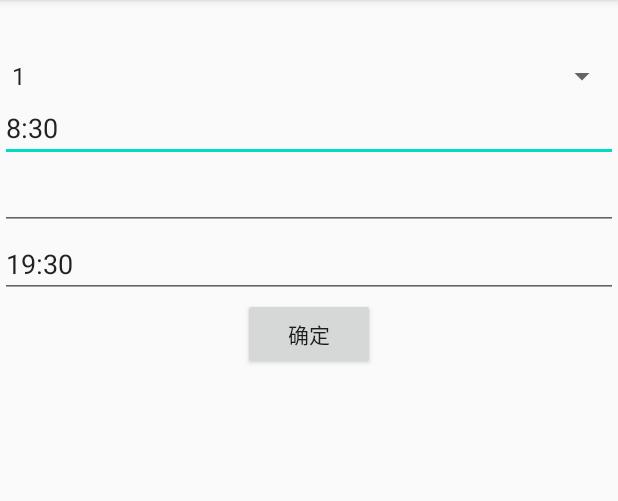
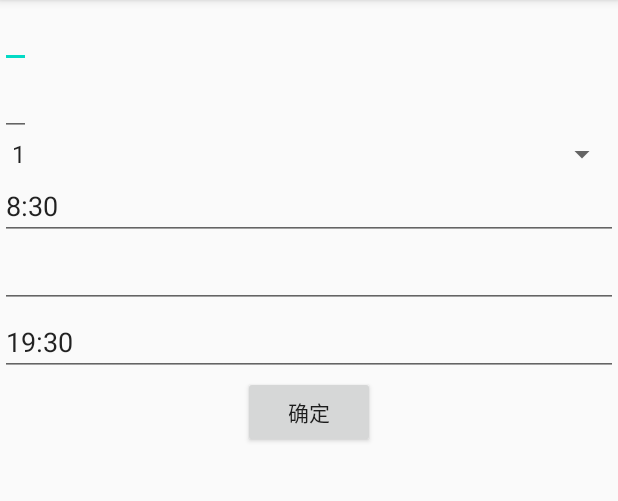
Before and after one commit to Xiangfeidetangyuan/MedicineAssistant, an Android app: the SetInform screen opened directly, with no data from a screen before it, on a phone screen of 412 x 824 dp, the part 84-585 px from its top. Run offline under Robolectric (Android 15) with nearby library versions, the phone set to English and light mode, and no system bars; 4 statements that could not run were skipped.

Commit message:
设置了图标 增加了不同用户之间的独立使用

```diff
--- a/app/src/main/AndroidManifest.xml
+++ b/app/src/main/AndroidManifest.xml
@@ -7,9 +7,9 @@
 
     <application
         android:allowBackup="true"
-        android:icon="@mipmap/ic_launcher"
+        android:icon="@mipmap/icon"
         android:label="@string/app_name"
-        android:roundIcon="@mipmap/ic_launcher_round"
+        android:roundIcon="@mipmap/icon"
         android:supportsRtl="true"
         android:theme="@style/AppTheme">
         <activity android:name=".MainActivity">
--- a/app/src/main/java/org/unboxing/medicineassistant/DAO/IInformDao.java
+++ b/app/src/main/java/org/unboxing/medicineassistant/DAO/IInformDao.java
@@ -29,7 +29,7 @@ public abstract class IInformDao {
      *
      * @return
      */
-    abstract List<Inform> listInform();
+    abstract List<Inform> listInform(String username);
 
     /**
      *设置提醒状态
--- a/app/src/main/java/org/unboxing/medicineassistant/InformAdapter.java
+++ b/app/src/main/java/org/unboxing/medicineassistant/InformAdapter.java
@@ -29,11 +29,13 @@ public class InformAdapter extends ArrayAdapter<Inform>
 
     {
         private static final String TAG ="dao" ;
+        private String userName; //用户名
         InformDao informdao = new InformDao(getContext());
         private int resourceID;
-    public InformAdapter(Context context, int resource, List<Inform> objects) {
+    public InformAdapter(Context context, int resource, List<Inform> objects,String username) {
         super(context, resource,objects);
         resourceID=resource;
+        userName=username;
 
     }
         public View getView(int position , View  convertView, ViewGroup parent){
--- a/app/src/main/java/org/unboxing/medicineassistant/ListAllAdapter.java
+++ b/app/src/main/java/org/unboxing/medicineassistant/ListAllAdapter.java
@@ -1,5 +1,6 @@
 package org.unboxing.medicineassistant;
 
+import android.app.Activity;
 import android.content.Context;
 import android.content.Intent;
 import android.os.Bundle;
@@ -18,9 +19,11 @@ import java.util.List;
 
 public class ListAllAdapter extends ArrayAdapter<String> {
     private final int resourceId;
-    public ListAllAdapter(Context context, int textViewResourceId,  List objects) {
+    private String userName; //用户名
+    public ListAllAdapter(Context context, int textViewResourceId,  List objects,String username) {
         super(context,  textViewResourceId, objects);
         resourceId = textViewResourceId;
+        userName=username;
     }
     public View getView(int position, View convertView, ViewGroup parent) {
          final String medicinename =  getItem(position);
@@ -40,6 +43,7 @@ public class ListAllAdapter extends ArrayAdapter<String> {
                 Bundle bundle=new Bundle();
                 bundle.putSerializable("Medicine",medicinedemo);
                 intent.putExtras(bundle);
+                intent.putExtra("userName",userName);
                 //启动
                 intent.setClass(getContext(),SetInform.class);
                 getContext().startActivity(intent);
--- a/app/src/main/java/org/unboxing/medicineassistant/MainActivity.java
+++ b/app/src/main/java/org/unboxing/medicineassistant/MainActivity.java
@@ -11,6 +11,8 @@ import android.view.View;
 import android.widget.Button;
 import android.widget.EditText;
 import android.widget.Toast;
+
+import org.unboxing.medicineassistant.util.CopyDateBaseFile;
 
 import java.util.ArrayList;
 
--- a/app/src/main/java/org/unboxing/medicineassistant/MedicineInform.java
+++ b/app/src/main/java/org/unboxing/medicineassistant/MedicineInform.java
@@ -18,7 +18,7 @@ public class MedicineInform extends AppCompatActivity {
 
 
     private static final String TAG = "ceshi";
-    private String userName;
+    private String userName; //用户名
 
     @Override
     protected void onCreate(Bundle savedInstanceState) {
@@ -34,10 +34,13 @@ public class MedicineInform extends AppCompatActivity {
             public void onClick(View v) {
                 // 给bnt1添加点击响应事件
                 Intent intent=new Intent(MedicineInform.this,InformControl.class);
+                intent.putExtra("userName",userName);
                 //启动
                 startActivity(intent);
             }
         });
+
+        //
         Button query=(Button) findViewById(R.id.query);
         query.setOnClickListener(new View.OnClickListener(){
             public void onClick(View v) {
--- a/app/src/main/java/org/unboxing/medicineassistant/SetInform.java
+++ b/app/src/main/java/org/unboxing/medicineassistant/SetInform.java
@@ -6,6 +6,7 @@ import androidx.appcompat.app.AppCompatActivity;
 import android.Manifest;
 import android.content.ContentResolver;
 import android.content.ContentValues;
+import android.content.Intent;
 import android.content.pm.PackageManager;
 import android.net.Uri;
 import android.os.Build;
@@ -31,21 +32,25 @@ import java.util.TimeZone;
 public class SetInform extends AppCompatActivity {
 
     private static final String TAG = "Setinform";
-    public static final int PERMISSION_RESULT_CODE = 1;
+    private static final int PERMISSION_RESULT_CODE = 1;
+    private InformDao informdao;
+    private medicine medicinedemo;
+    private String userName; //用户名
 
     @Override
     protected void onCreate(Bundle savedInstanceState) {
         super.onCreate(savedInstanceState);
         setContentView(R.layout.activity_set_inform);
-        final InformDao informdao = new InformDao(this);
-
+        informdao = new InformDao(this);
+        Intent i=getIntent();
+        this.userName =i.getStringExtra("userName");
 
         //获取传入的medicine对象
-        final medicine medicinedemo = (medicine) getIntent().getSerializableExtra("Medicine");
+        medicinedemo = (medicine) getIntent().getSerializableExtra("Medicine");
 
         //获取实例
-        TextView informName = (TextView) findViewById(R.id.infrom_name_textview);
-        TextView informContext = (TextView) findViewById(R.id.infrom_context_textview);
+        final EditText informName = (EditText) findViewById(R.id.infrom_name_textview);
+        final EditText informContext = (EditText) findViewById(R.id.infrom_context_textview);
         final EditText timeedit1 = (EditText) findViewById(R.id.timeedit1);
         final EditText timeedit2 = (EditText) findViewById(R.id.timeedit2);
         final EditText timeedit3 = (EditText) findViewById(R.id.timeedit3);
@@ -77,7 +82,7 @@ public class SetInform extends AppCompatActivity {
                 Log.d(TAG, "重复" + (int)(spinner.getSelectedItemId() + 1) + "");
                 int hour1 = Integer.parseInt(timeedit1.getText().toString().substring(0, timeedit1.getText().toString().indexOf(":")));
                 int minute1 = Integer.parseInt(timeedit1.getText().toString().substring(timeedit1.getText().toString().indexOf(":") + 1));
-                long informid1=SetSure_inform(hour1, minute1,medicinedemo.getName(),medicinedemo.getDescription(), ((int) spinner.getSelectedItemId()) + 1);
+                long informid1=SetSure_inform(hour1, minute1,informName.getText().toString(),informContext.getText().toString(), ((int) spinner.getSelectedItemId()) + 1);
                 int hour3 = Integer.parseInt(timeedit3.getText().toString().substring(0, timeedit3.getText().toString().indexOf(":")));
                 int minute3 = Integer.parseInt(timeedit3.getText().toString().substring(timeedit3.getText().toString().indexOf(":") + 1));
                 // status, int informid, String username, String content, int hour, int ,minute,title，begindate,enddate
@@ -90,21 +95,21 @@ public class SetInform extends AppCompatActivity {
                 long end = begindate.getTime();
                 Log.d(TAG, begindate.getDate()+":");
 
-                Inform inform1 = new Inform(1, informid1, "1", medicinedemo.getDescription(), hour1, minute1, medicinedemo.getName(),begin,end);
+                Inform inform1 = new Inform(1, informid1, userName, informContext.getText().toString(), hour1, minute1, informName.getText().toString(),begin,end);
 
                 Log.d(TAG, "--" + hour1 + "--" + minute1 + "--" + hour3 + "--" + minute3);
                 Log.d(TAG,inform1.getTitle()+";"+inform1.getContent());
                 informdao.addInform(inform1);
 
-                long informid3=SetSure_inform(hour3, minute3,medicinedemo.getName(),medicinedemo.getDescription(), ((int) spinner.getSelectedItemId()) + 1);
-                Inform inform3 = new Inform(1, informid3, "1", medicinedemo.getDescription(), hour3, minute3, medicinedemo.getName(),begin,end);
+                long informid3=SetSure_inform(hour3, minute3,informName.getText().toString(),informContext.getText().toString(), ((int) spinner.getSelectedItemId()) + 1);
+                Inform inform3 = new Inform(1, informid3, userName, informContext.getText().toString(), hour3, minute3, informName.getText().toString(),begin,end);
                 informdao.addInform(inform3);
 
                 if (medicinedemo.getDose() == 3) {
                     int hour2 = Integer.parseInt(timeedit2.getText().toString().substring(0, timeedit2.getText().toString().indexOf(":")));
                     int minute2 = Integer.parseInt(timeedit2.getText().toString().substring(timeedit2.getText().toString().indexOf(":") + 1));
-                    long informid2=SetSure_inform(hour2, minute2,medicinedemo.getName(),medicinedemo.getDescription(), ((int) spinner.getSelectedItemId()) + 1);
-                    Inform inform2 = new Inform(1, informid2, "1", medicinedemo.getDescription(), hour2, minute2, medicinedemo.getName(),begin,end);
+                    long informid2=SetSure_inform(hour2, minute2,informName.getText().toString(),informContext.getText().toString(), ((int) spinner.getSelectedItemId()) + 1);
+                    Inform inform2 = new Inform(1, informid2, userName, informContext.getText().toString(), hour2, minute2, informName.getText().toString(),begin,end);
                     informdao.addInform(inform2);
                 }
                 finish();
--- a/app/src/main/java/org/unboxing/medicineassistant/CopyDateBaseFile.java
+++ b/app/src/main/java/org/unboxing/medicineassistant/util/CopyDateBaseFile.java
@@ -1,4 +1,4 @@
-package org.unboxing.medicineassistant;
+package org.unboxing.medicineassistant.util;
 
 import android.content.Context;
 
--- a/app/src/main/res/layout/activity_set_inform.xml
+++ b/app/src/main/res/layout/activity_set_inform.xml
@@ -1,22 +1,21 @@
 <?xml version="1.0" encoding="utf-8"?>
 <LinearLayout xmlns:android="http://schemas.android.com/apk/res/android"
-    xmlns:app="http://schemas.android.com/apk/res-auto"
     xmlns:tools="http://schemas.android.com/tools"
     android:orientation="vertical"
     android:layout_width="match_parent"
     android:layout_height="match_parent"
     tools:context=".SetInform">
 
-    <TextView
+    <EditText
         android:id="@+id/infrom_name_textview"
         android:layout_width="wrap_content"
         android:layout_height="wrap_content"
-         />
-    <TextView
+        android:inputType="text" />
+    <EditText
         android:id="@+id/infrom_context_textview"
         android:layout_width="wrap_content"
         android:layout_height="wrap_content"
-        />
+        android:inputType="text" />
 
     <Spinner
         android:id="@+id/spinner"
```
Also changed, not shown: app/src/main/java/org/unboxing/medicineassistant/DAO/InformDao.java (+4 -4 lines), app/src/main/java/org/unboxing/medicineassistant/InformControl.java (+6 -1 lines), app/src/main/java/org/unboxing/medicineassistant/InformList.java (+6 -3 lines), app/src/main/java/org/unboxing/medicineassistant/searchMedicine.java (+11 -21 lines).
